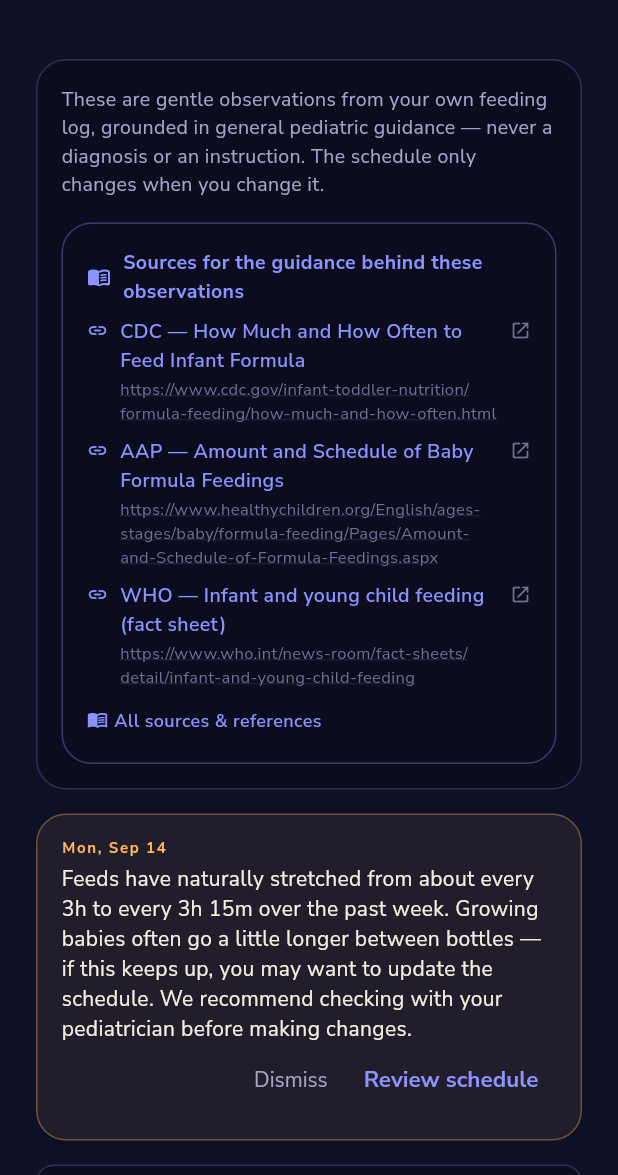
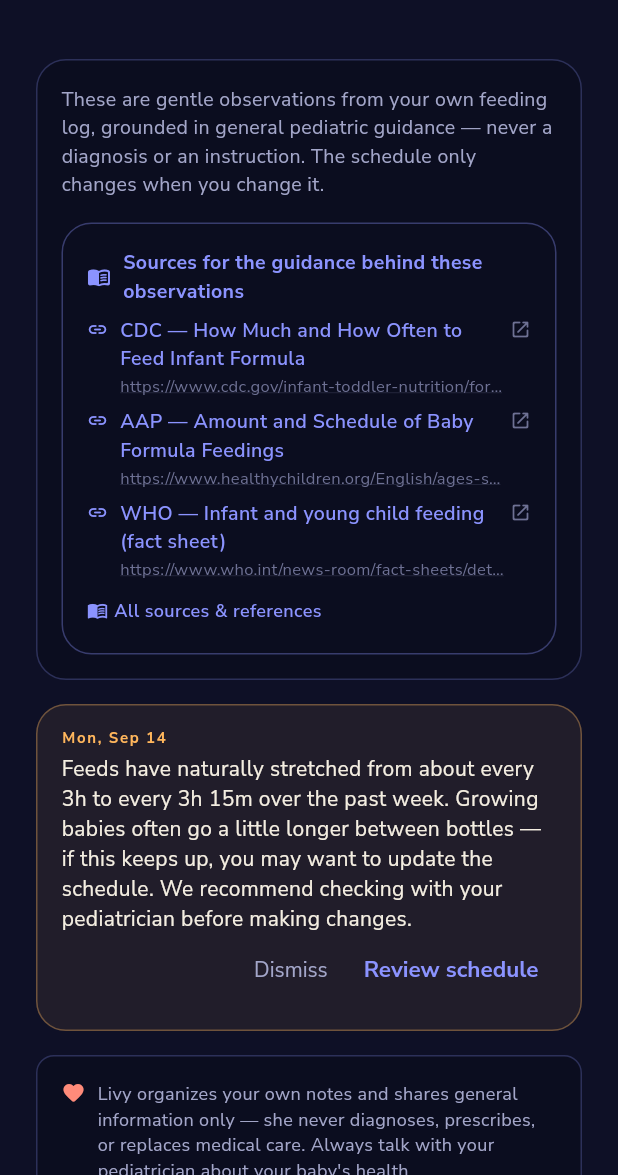
Before and after one commit to Nadir-Urbina/livy_fed_on_time, a Flutter app: the RecommendationsScreen screen opened directly, on a phone screen of 412 x 824 dp, the part 61-1236 px from its top. Run offline on Flutter 3.47's test engine with Material 3 defaults, Android fonts, the phone set to English and light mode, and no system bars; our stand-ins replace audioplayers, cloud_firestore, cloud_functions, confetti, firebase_auth, firebase_core and 9 more; missing offline and left inert: purchases_flutter; accounts and stored records are empty; network calls fail.

Commit message:
Size the sources panel to the screen it sits on
Rendering the meal sheet at iPad Air (5th gen) — the device App Review
used — showed the citation panel had overcorrected. At 462px it pushed
"Log meal" to y=1260 on an 1180pt screen: the save button was off the
bottom, which trades one problem for another.

Two changes bring it to 305px, with the button back at y=1103 and the
whole flow on one screen in portrait:

- CitationReference holds the URL to one line and the title to two,
  ellipsized. The full string stays in the widget, so it is still read out
  in full to a screen reader and still findable in tests — it just no
  longer wraps to three lines per source.
- The meal sheet's panel blurb drops to the one line that names what is
  cited; the "Livy records meals, she doesn't advise" framing was already
  repeated in the footer below the button.

Also fixes a 4px horizontal overflow, caught by the same render pass:
SourcesLink's label could not fit the panel's inner width on iPhone-class
widths, so it now flexes instead of running off the edge.

Verified by rendering the real widget tree at 820x1180, 1180x820, 390x844
and 375x667: no overflow at any size, and the citations are on screen the
moment the sheet opens in every one.

Co-Authored-By: Claude Opus 5 <noreply@anthropic.com>
Claude-Session: https://claude.ai/code/session_019BQmSsk2hjLUusvr3kvaCD

```diff
--- a/lib/screens/home/log_meal_sheet.dart
+++ b/lib/screens/home/log_meal_sheet.dart
@@ -240,12 +240,8 @@ class _LogMealSheetState extends State<_LogMealSheet> {
             const SourcesPanel(
               citations: HealthSources.startingSolids,
               title: 'Sources for the feeding information on this screen',
-              blurb: 'Livy records meals — she doesn\'t advise on them. The '
-                  'general guidance behind this screen (when solids usually '
-                  'start, readiness signs, safe first foods and choking '
-                  'hazards) comes from the CDC and the American Academy of '
-                  'Pediatrics. Tap a source to read the original; your '
-                  'pediatrician knows your baby.',
+              blurb: 'When solids usually start, readiness signs, safe '
+                  'first foods and choking hazards. Tap a source to read it.',
             ),
             const SizedBox(height: LivySpace.lg),
 
--- a/lib/widgets/citations.dart
+++ b/lib/widgets/citations.dart
@@ -118,7 +118,7 @@ class CitationReference extends StatelessWidget {
         borderRadius: BorderRadius.circular(LivyRadius.sm),
         onTap: () => openCitation(context, citation),
         child: Padding(
-          padding: const EdgeInsets.symmetric(vertical: LivySpace.xs),
+          padding: const EdgeInsets.symmetric(vertical: 3),
           child: Row(
             crossAxisAlignment: CrossAxisAlignment.start,
             children: [
@@ -134,15 +134,19 @@ class CitationReference extends StatelessWidget {
                   children: [
                     Text(
                       '${citation.publisher} — ${citation.title}',
+                      maxLines: 2,
+                      overflow: TextOverflow.ellipsis,
                       style: LivyType.body(
                         size: 13,
                         weight: FontWeight.w600,
                         color: LivyColors.periwinkle,
                       ),
                     ),
-                    const SizedBox(height: 2),
+                    const SizedBox(height: 1),
                     Text(
                       citation.url,
+                      maxLines: 1,
+                      overflow: TextOverflow.ellipsis,
                       style: LivyType.body(size: 11, color: LivyColors.faint)
                           .copyWith(
                         decoration: TextDecoration.underline,
@@ -318,12 +322,15 @@ class SourcesLink extends StatelessWidget {
           children: [
             Icon(Icons.menu_book_outlined, size: 14, color: LivyColors.periwinkle),
             const SizedBox(width: 4),
-            Text(
-              label,
-              style: LivyType.body(
-                size: 12,
-                color: LivyColors.periwinkle,
-                weight: FontWeight.w600,
+            // Narrow phones ran this label off the edge of the sources panel.
+            Flexible(
+              child: Text(
+                label,
+                style: LivyType.body(
+                  size: 12,
+                  color: LivyColors.periwinkle,
+                  weight: FontWeight.w600,
+                ),
               ),
             ),
           ],
```
